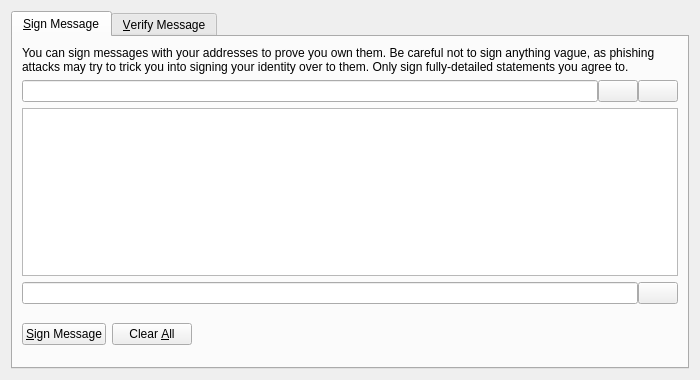
raffermeko/bitcoin, file src/qt/forms/signverifymessagedialog.ui: the form before one commit.
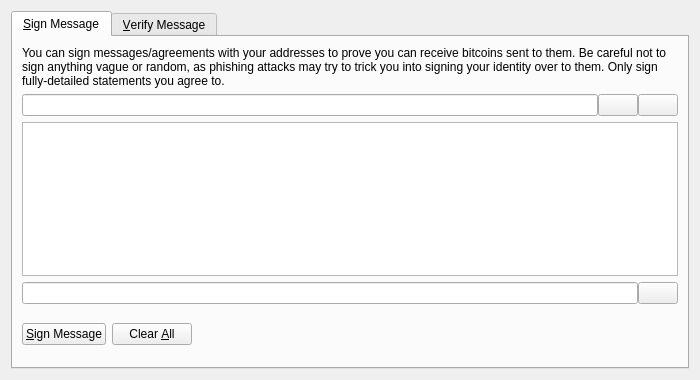
The form after the commit. Icons and pictures are not drawn. Custom widgets are drawn as their Qt base class.

Commit message: Qt: Clarify sign/verify dialog text to specifically state that these messages only prove one receives with the address in question, and makes no claim to sender of transactions

```diff
--- a/src/qt/forms/signverifymessagedialog.ui
+++ b/src/qt/forms/signverifymessagedialog.ui
@@ -30,7 +30,7 @@
        <item>
         <widget class="QLabel" name="infoLabel_SM">
          <property name="text">
-          <string>You can sign messages with your addresses to prove you own them. Be careful not to sign anything vague, as phishing attacks may try to trick you into signing your identity over to them. Only sign fully-detailed statements you agree to.</string>
+          <string>You can sign messages/agreements with your addresses to prove you can receive bitcoins sent to them. Be careful not to sign anything vague or random, as phishing attacks may try to trick you into signing your identity over to them. Only sign fully-detailed statements you agree to.</string>
          </property>
          <property name="textFormat">
           <enum>Qt::PlainText</enum>
```
Left out of the diff: 2 changed lines with no effect on the pictures.
